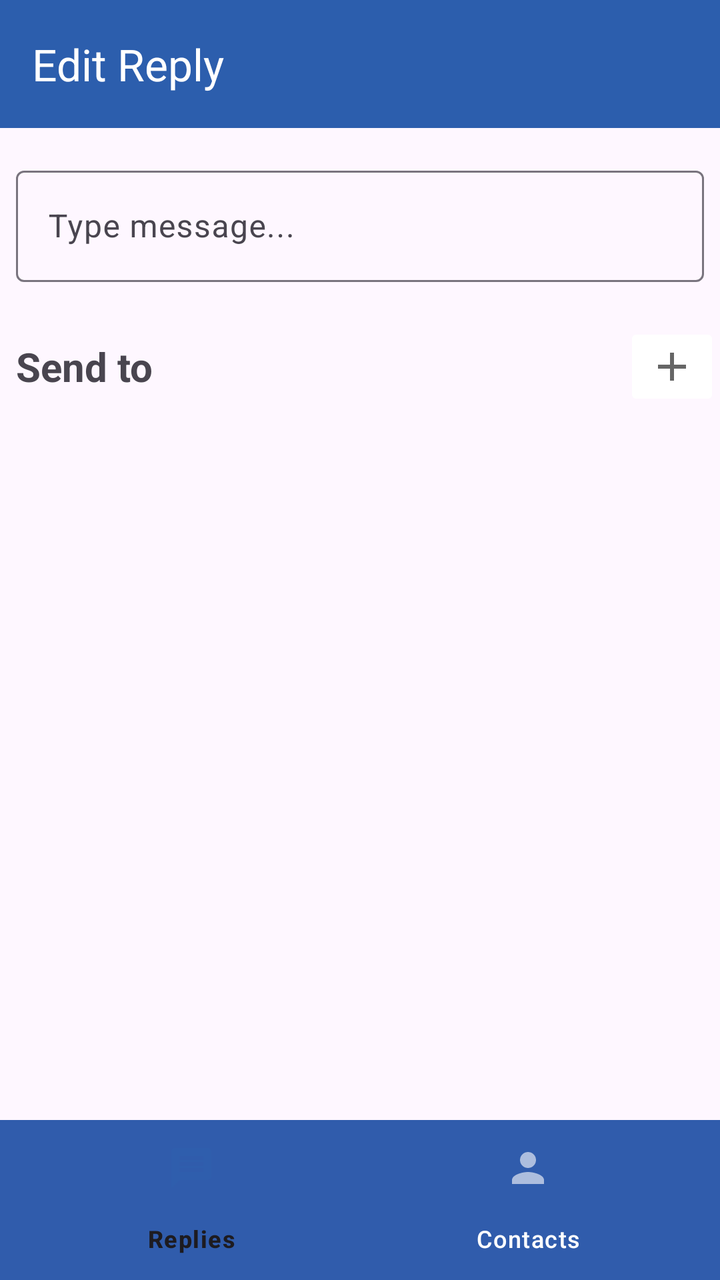
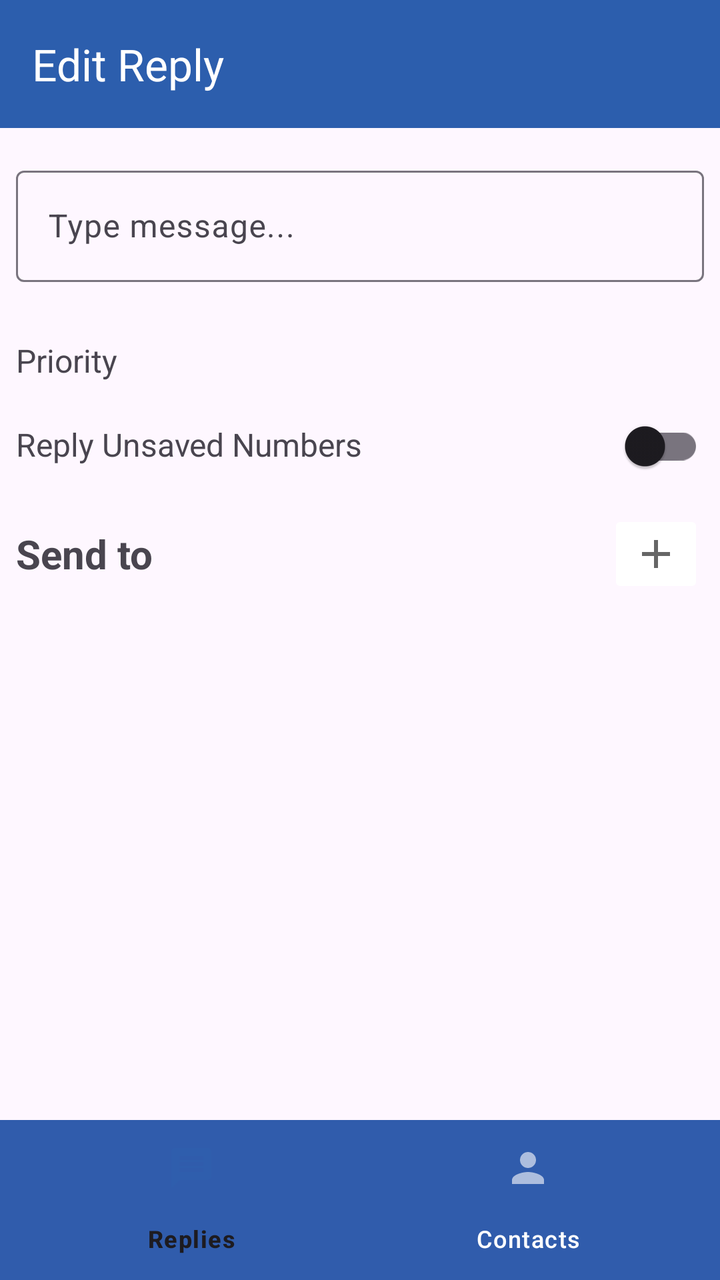

The first picture is an Android layout as it rendered before a commit; the second is the same layout after the commit. The layout source and the unified diff follow.
<!-- AndroidManifest.xml: application theme Theme.CallSwitch -->
<!-- res/layout/fragment_edit_reply.xml -->
<?xml version="1.0" encoding="utf-8"?>
<androidx.coordinatorlayout.widget.CoordinatorLayout xmlns:android="http://schemas.android.com/apk/res/android"
    xmlns:app="http://schemas.android.com/apk/res-auto"
    xmlns:tools="http://schemas.android.com/tools"
    android:id="@+id/main_fragment"
    android:layout_width="match_parent"
    android:layout_height="match_parent"
    tools:context=".RepliesActivity">

    <include layout="@layout/component_edit_reply_app_bar"/>

    <RelativeLayout

        android:layout_width="match_parent"
        app:layout_behavior="@string/appbar_scrolling_view_behavior"
        android:layout_height="match_parent">

        <LinearLayout
            android:layout_width="match_parent"
            android:layout_height="match_parent"
            android:orientation="vertical">
            <com.google.android.material.textfield.TextInputLayout
                android:hint="Type message..."
                android:id="@+id/reply_text_field"
                app:errorEnabled="true"
                android:layout_marginTop="16dp"
                android:layout_marginHorizontal="8dp"
                android:layout_width="match_parent"
                android:layout_height="wrap_content">
                <com.google.android.material.textfield.TextInputEditText
                    android:layout_width="match_parent"
                    android:layout_height="wrap_content"
                    />
            </com.google.android.material.textfield.TextInputLayout>

            <LinearLayout
                android:layout_width="match_parent"
                android:layout_height="wrap_content"
                android:orientation="horizontal">
                <com.google.android.material.textview.MaterialTextView
                    android:layout_marginHorizontal="8dp"
                    android:layout_width="0dp"
                    android:layout_weight="1"
                    android:layout_height="wrap_content"
                    android:layout_gravity="center_vertical"
                    android:text="@string/send_to"
                    android:textSize="20sp"
                    android:textStyle="bold"/>
                <ImageButton
                    android:layout_width="wrap_content"
                    android:layout_height="wrap_content"
                    android:layout_gravity="center_vertical"
                    android:contentDescription="@string/add_contacts_hint"
                    android:backgroundTint="@color/white"
                    app:tint="@color/black"
                    android:src="@drawable/ic_action_add"/>
            </LinearLayout>

        </LinearLayout>



        <include layout="@layout/component_bottom_nav_bar"
            android:id="@+id/bottom_nav_view"/>

    </RelativeLayout>


</androidx.coordinatorlayout.widget.CoordinatorLayout>
<!-- res/layout/component_edit_reply_app_bar.xml (included above) -->
<?xml version="1.0" encoding="utf-8"?>
<com.google.android.material.appbar.AppBarLayout xmlns:android="http://schemas.android.com/apk/res/android"
    xmlns:app="http://schemas.android.com/apk/res-auto"
    android:id="@+id/toolbar_main"
    android:layout_width="match_parent"
    android:layout_height="wrap_content"
    android:fitsSystemWindows="true"
    app:liftOnScrollColor="@color/blue"
    app:liftOnScroll="true">

    <com.google.android.material.appbar.MaterialToolbar
        android:id="@+id/menu_toolbar"
        android:layout_width="match_parent"
        android:layout_height="wrap_content"
        android:minHeight="?attr/actionBarSize"
        app:title="@string/edit_reply"/>
</com.google.android.material.appbar.AppBarLayout>
<!-- res/layout/component_bottom_nav_bar.xml (included above) -->
<?xml version="1.0" encoding="utf-8"?>
<com.google.android.material.bottomnavigation.BottomNavigationView xmlns:android="http://schemas.android.com/apk/res/android"
    android:layout_width="match_parent"
    android:layout_height="wrap_content"
    android:fitsSystemWindows="true"
    android:id="@+id/bottom_nav_view"
    android:layout_alignParentBottom="true"
    xmlns:app="http://schemas.android.com/apk/res-auto"
    app:menu="@menu/bottom_navigation_menu" />
<!-- resources referenced by this layout -->
<resources>
  <color name="black">#FF000000</color>
  <color name="blue">#2C5EAD</color>
  <color name="white">#FFFFFFFF</color>
  <!-- drawable ic_action_add (drawable-anydpi) -->
  <vector xmlns:android="http://schemas.android.com/apk/res/android"
      android:width="24dp"
      android:height="24dp"
      android:viewportWidth="24"
      android:viewportHeight="24"
      android:tint="#333333"
      android:alpha="0.6">
    <path
        android:fillColor="@android:color/white"
        android:pathData="M19,13h-6v6h-2v-6H5v-2h6V5h2v6h6v2z"/>
  </vector>
  <string name="add_contacts_hint">Add contacts to send reply to</string>
  <string name="edit_reply">Edit Reply</string>
  <string name="send_to">Send to</string>
  <style name="Theme.CallSwitch" parent="Base.Theme.CallSwitch" />
  <style name="Base.Theme.CallSwitch" parent="Theme.Material3.DayNight.NoActionBar">
          
          
          <item name="colorSurface">@color/blue</item>
          <item name="toolbarStyle">@style/Widget.App.Toolbar</item>
          <item name="bottomNavigationStyle">@style/Widget.App.BottomNavigationView</item>
      </style>
  <style name="Widget.App.Toolbar" parent="Widget.Material3.Toolbar">
          <item name="materialThemeOverlay">@style/ThemeOverlay.App.Toolbar</item>
      </style>
  <style name="Widget.App.BottomNavigationView" parent="Widget.Material3.BottomNavigationView">
          <item name="materialThemeOverlay">@style/ThemeOverlay.App.BottomNavigationView</item>
      </style>
  <style name="ThemeOverlay.App.Toolbar" parent="">
          <item name="colorSurface">@color/blue</item>
          <item name="colorOnSurface">@color/blue</item>
          <item name="colorSurfaceContainer">@color/blue</item>
          <item name="colorOnSurfaceVariant">@color/white</item>
          <item name="titleTextColor">@color/white</item>
          <item name="iconTint">@color/white</item>
          <item name="textAppearanceTitleLarge">@style/TextAppearance.App.TitleLarge</item>
          <item name="textAppearanceTitleMedium">@style/TextAppearance.App.TitleMedium</item>
      </style>
  <style name="ThemeOverlay.App.BottomNavigationView" parent="">
          
          <item name="colorOnSurfaceVariant">@color/white</item>
          
          <item name="colorSurfaceContainer">@color/blue</item>
          
          <item name="colorSecondary">@color/blue</item>
          
          <item name="colorSecondaryContainer">@color/white</item>
          
          <item name="colorOnSecondaryContainer">@color/blue</item>
      </style>
  <style name="TextAppearance.App.TitleLarge" parent="TextAppearance.Material3.TitleLarge">
  
  
      </style>
  <style name="TextAppearance.App.TitleMedium" parent="TextAppearance.Material3.TitleMedium">
  
  
      </style>
</resources>

<!-- the commit's change to res/layout/fragment_edit_reply.xml (unified diff, before → after) -->
@@ -20,7 +20,7 @@
             android:layout_height="match_parent"
             android:orientation="vertical">
             <com.google.android.material.textfield.TextInputLayout
-                android:hint="Type message..."
+                android:hint="@string/type_message"
                 android:id="@+id/reply_text_field"
                 app:errorEnabled="true"
                 android:layout_marginTop="16dp"
@@ -34,6 +34,38 @@
             </com.google.android.material.textfield.TextInputLayout>
 
             <LinearLayout
+                android:layout_marginTop="8dp"
+                android:layout_width="match_parent"
+                android:layout_height="wrap_content"
+                android:orientation="horizontal">
+                <TextView
+                    android:layout_marginHorizontal="8dp"
+                    android:layout_width="wrap_content"
+                    android:layout_height="wrap_content"
+                    android:text="@string/priority"
+                    android:textSize="16sp"/>
+            </LinearLayout>
+
+            <LinearLayout
+                android:layout_marginTop="8dp"
+                android:layout_width="match_parent"
+                android:layout_height="wrap_content"
+                android:orientation="horizontal">
+                <TextView
+                    android:layout_marginHorizontal="8dp"
+                    android:layout_weight="1"
+                    android:layout_width="0dp"
+                    android:layout_height="wrap_content"
+                    android:text="@string/reply_unsaved_numbers"
+                    android:textSize="16sp"/>
+
+                <com.google.android.material.switchmaterial.SwitchMaterial
+                    android:layout_marginEnd="8dp"
+                    android:layout_width="wrap_content"
+                    android:layout_height="wrap_content"/>
+            </LinearLayout>
+            <LinearLayout
+                android:layout_marginTop="8dp"
                 android:layout_width="match_parent"
                 android:layout_height="wrap_content"
                 android:orientation="horizontal">
@@ -47,6 +79,8 @@
                     android:textSize="20sp"
                     android:textStyle="bold"/>
                 <ImageButton
+                    android:layout_marginEnd="8dp"
+                    android:id="@+id/add_contacts_button"
                     android:layout_width="wrap_content"
                     android:layout_height="wrap_content"
                     android:layout_gravity="center_vertical"
<!-- resource entries referenced after the edit -->
@@ -17,7 +17,10 @@
   </vector>
   <string name="add_contacts_hint">Add contacts to send reply to</string>
   <string name="edit_reply">Edit Reply</string>
+  <string name="priority">Priority</string>
+  <string name="reply_unsaved_numbers">Reply Unsaved Numbers</string>
   <string name="send_to">Send to</string>
+  <string name="type_message">Type message...</string>
   <style name="Theme.CallSwitch" parent="Base.Theme.CallSwitch" />
   <style name="Base.Theme.CallSwitch" parent="Theme.Material3.DayNight.NoActionBar">
           
